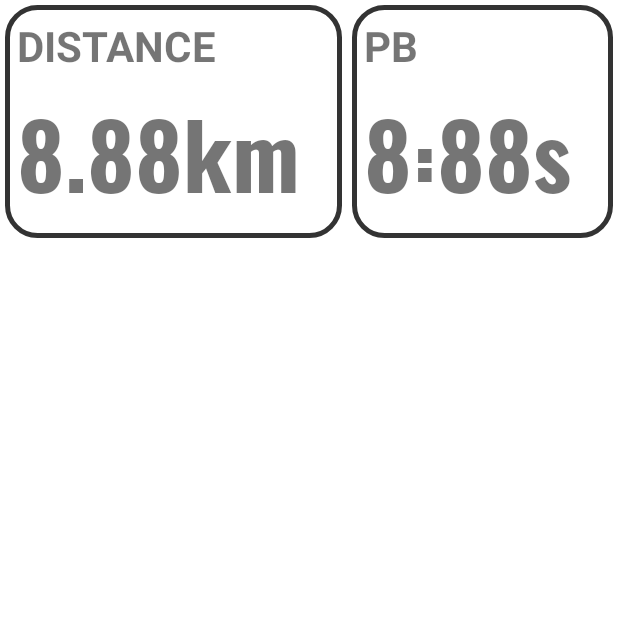
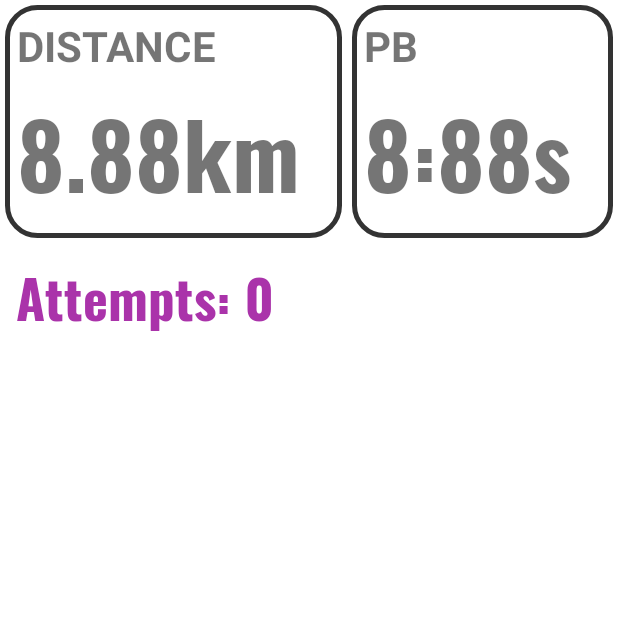
Before and after one commit to ajbrindle/ClimbViewer, an Android app: the ClimbViewActivity screen opened directly, with no data from a screen before it, on a phone screen of 412 x 824 dp, the top half of it. Run offline under Robolectric (Android 15) with nearby library versions, the phone set to English and light mode, and no system bars; libraries missing offline, so code that uses them is left out: org.simpleframework.xml; network calls fail; 9 statements that could not run were skipped.

Commit message:
Added attempt count

```diff
--- a/app/src/main/java/com/sk7software/climbviewer/ClimbViewActivity.java
+++ b/app/src/main/java/com/sk7software/climbviewer/ClimbViewActivity.java
@@ -17,6 +17,7 @@ import com.google.android.gms.maps.model.BitmapDescriptorFactory;
 import com.google.android.gms.maps.model.LatLng;
 import com.sk7software.climbviewer.db.Database;
 import com.sk7software.climbviewer.model.AttemptPoint;
+import com.sk7software.climbviewer.model.AttemptStats;
 import com.sk7software.climbviewer.model.ClimbAttempt;
 import com.sk7software.climbviewer.model.GPXRoute;
 import com.sk7software.climbviewer.model.RoutePoint;
@@ -56,11 +57,21 @@ public class ClimbViewActivity extends AppCompatActivity {
         }
 
         pb = Database.getInstance().getClimbPB(climbId);
+        TextView txtPB = (TextView) findViewById(R.id.txtPBTime);
+
         if (pb != null && pb.getPoints() != null && pb.getPoints().size() > 0) {
             int pbMins = (int)(pb.getDuration() / 60);
             int pbSecs = pb.getDuration() % 60;
-            TextView txtPB = (TextView) findViewById(R.id.txtPBTime);
             txtPB.setText(pbMins + ":" + pbSecs + "s");
+        } else {
+            txtPB.setText("-:--s");
+        }
+
+        // Display number of attempts
+        AttemptStats attempts = Database.getInstance().getLastAttempt(climbId);
+        if (attempts != null) {
+            TextView txtAttempts = (TextView) findViewById(R.id.txtAttempts);
+            txtAttempts.setText("Attempts: " + attempts.getTotal());
         }
 
         elevationView = (ClimbView) findViewById(R.id.elevationView);
--- a/app/src/main/res/layout/activity_climb_view.xml
+++ b/app/src/main/res/layout/activity_climb_view.xml
@@ -80,6 +80,19 @@
         </LinearLayout>
     </LinearLayout>
 
+    <TextView
+        android:id="@+id/txtAttempts"
+        android:layout_width="match_parent"
+        android:layout_height="wrap_content"
+        android:fontFamily="@font/oswald_bold"
+        android:layout_margin="5dp"
+        android:text="Attempts: 0"
+        android:maxLines="1"
+        android:paddingLeft="5dp"
+        android:textSize="35sp"
+        android:textColor="#aa33aa"
+        android:textStyle="bold" />
+
     <com.sk7software.climbviewer.view.ClimbView
         android:id="@+id/elevationView"
         android:layout_width="match_parent"
```
Also changed, not shown: 1 other file.
